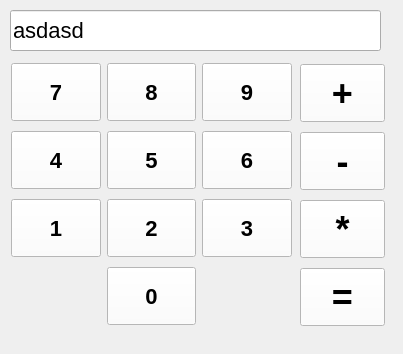
Above: gui/gui.ui from MaxZhmach22/python-calculator before the change. Below: the same form after it.
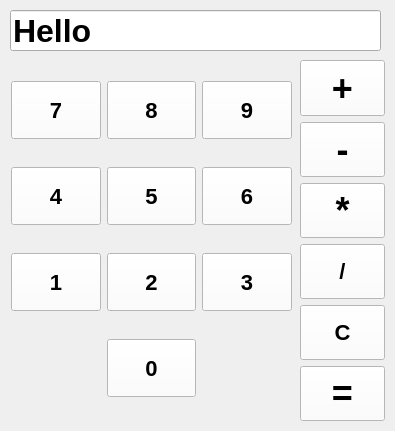
That is the form after the change.

Commit message: [master] - add abstract class operation / add model class operation_handler

```diff
--- a/gui/gui.ui
+++ b/gui/gui.ui
@@ -6,8 +6,8 @@
    <rect>
     <x>0</x>
     <y>0</y>
-    <width>403</width>
-    <height>354</height>
+    <width>395</width>
+    <height>431</height>
    </rect>
   </property>
   <property name="windowTitle">
@@ -37,7 +37,7 @@
      <x>11</x>
      <y>59</y>
      <width>281</width>
-     <height>271</height>
+     <height>361</height>
     </rect>
    </property>
    <layout class="QGridLayout" name="gridLayout">
@@ -122,11 +122,17 @@
      <height>41</height>
     </rect>
    </property>
+   <property name="layoutDirection">
+    <enum>Qt::LeftToRight</enum>
+   </property>
    <property name="styleSheet">
-    <string notr="true">font-size: 22px</string>
+    <string notr="true">font-size: 32px; font-weight: bold;</string>
    </property>
    <property name="text">
-    <string>asdasd</string>
+    <string>Hello</string>
+   </property>
+   <property name="clearButtonEnabled">
+    <bool>false</bool>
    </property>
   </widget>
   <widget class="QWidget" name="verticalLayoutWidget">
@@ -135,7 +141,7 @@
      <x>300</x>
      <y>60</y>
      <width>85</width>
-     <height>271</height>
+     <height>361</height>
     </rect>
    </property>
    <layout class="QVBoxLayout" name="verticalLayout">
@@ -169,6 +175,20 @@
       </property>
      </widget>
     </item>
+    <item>
+     <widget class="QPushButton" name="divide">
+      <property name="text">
+       <string>/</string>
+      </property>
+     </widget>
+    </item>
+    <item>
+     <widget class="QPushButton" name="clear">
+      <property name="text">
+       <string>C</string>
+      </property>
+     </widget>
+    </item>
     <item>
      <widget class="QPushButton" name="equal">
       <property name="styleSheet">
```
Left out of the diff: 20 changed lines with no effect on the pictures. The commit also changes 7 other files.
